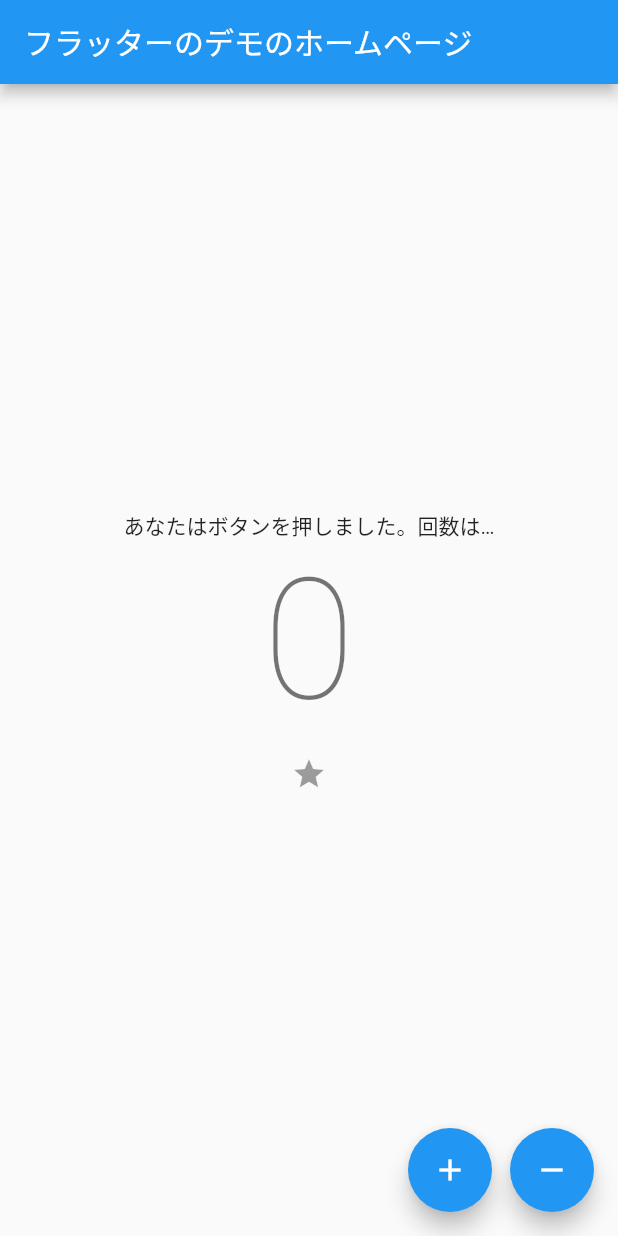
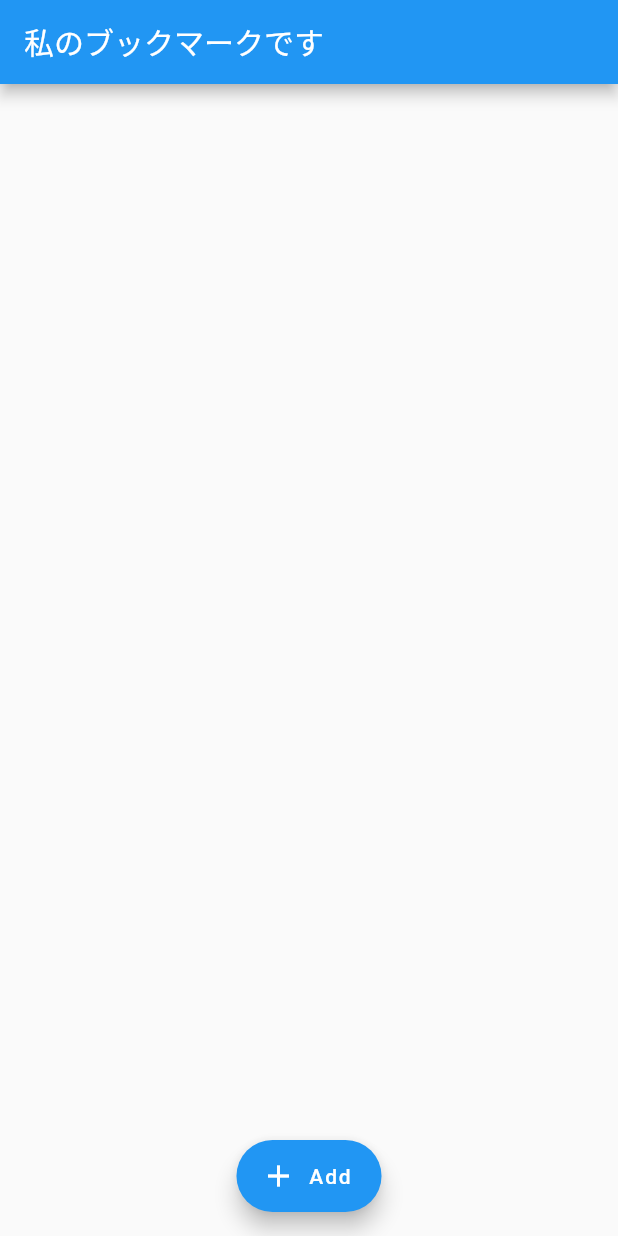
Before and after one commit to hfujikawa77/android-dev-study, a Flutter app: the screen it shows after launch, on a phone screen of 412 x 824 dp. Run offline on Flutter 3.47's test engine with Material 2 defaults, Android fonts, the phone set to English and light mode, and no system bars; our stand-ins replace webview_flutter.

Commit message:
complete chapter 47

```diff
--- a/my_flutter_app/lib/main.dart
+++ b/my_flutter_app/lib/main.dart
@@ -1,89 +1,18 @@
-import 'package:flutter/cupertino.dart';
 import 'package:flutter/material.dart';
-import 'package:flutter/cupertino.dart';
+import 'package:my_flutter_app/model/bookmark.dart';
+import 'package:my_flutter_app/page/bookmarks_page.dart';
+
+import 'widgent/bookmark_list_item_widget.dart';
 
 void main() {
-  // runApp(FlutterLogo());
-  runApp(MyApp());
+  runApp(MyBookmarksApp());
 }
 
-class MyApp extends StatelessWidget {
+class MyBookmarksApp extends StatelessWidget {
   @override
   Widget build(BuildContext context) {
-//      return MaterialApp(home: FlutterLogo());
-//     return CupertinoActivityIndicator();
     return MaterialApp(
-      title: "フラッターのデモ（タイトル）",
-      theme: ThemeData(
-        primaryColor: Colors.red,
-      ),
-      home: MyHomePage(),
+      home: BookmarksPage(),
     );
   }
 }
-
-class MyHomePage extends StatefulWidget {
-  @override
-  State<StatefulWidget> createState() {
-    return _MyHomePageState();
-  }
-}
-
-class _MyHomePageState extends State<MyHomePage> {
-  int _counter = 0;
-
-  void _incrementCounter() {
-    setState(() {
-      _counter++;
-    });
-    print("加算！ counter="+_counter.toString());
-  }
-
-  void _decrementCounter() {
-    setState(() {
-      _counter--;
-    });
-    print("減算！ counter="+_counter.toString());
-  }
-
-  @override
-  Widget build(BuildContext context) {
-    // TODO: implement build
-    return Scaffold(
-      floatingActionButton: Row(
-        mainAxisAlignment: MainAxisAlignment.end,
-        children: <Widget>[
-          FloatingActionButton(
-            child: Icon(Icons.add),
-            tooltip: "加算しますよ！",
-            onPressed: _incrementCounter,
-          ),
-          SizedBox(width: 12.0),
-          FloatingActionButton(
-            child: Icon(Icons.remove),
-            tooltip: "減算しますよ！",
-            onPressed: _decrementCounter,
-          ),
-        ],
-      ),
-      appBar: AppBar(
-        title: Text("フラッターのデモのホームページ"),
-      ),
-      body: Center(
-        child: Column(
-          mainAxisAlignment: MainAxisAlignment.center,
-          children: <Widget>[
-            Text(
-              "あなたはボタンを押しました。回数は…",
-            ),
-            Text(
-              "$_counter",
-              style: Theme.of(context).textTheme.headline1,
-            ),
-            IconButton(onPressed: null, icon: Icon(Icons.star)),
-          ],
-        ),
-      ),
-    );
-  }
-}
--- a/my_flutter_app/lib/model/bookmark.dart
+++ b/my_flutter_app/lib/model/bookmark.dart
@@ -10,6 +10,6 @@ class Bookmark {
 // }
 }
 
-class DummyWidget {
-  Bookmark b = new Bookmark("123", "12.4");
-}
+// class DummyWidget {
+//   Bookmark b = new Bookmark("123", "12.4");
+// }
--- a/my_flutter_app/lib/page/bookmarks_page.dart
+++ b/my_flutter_app/lib/page/bookmarks_page.dart
@@ -1,16 +1,15 @@
 import 'package:flutter/material.dart';
 import 'package:my_flutter_app/model/bookmark.dart';
+import 'package:my_flutter_app/util/navigation_util.dart';
+import 'package:my_flutter_app/widgent/bookmarks_list_widgent.dart';
 
-import '../main.dart';
+class BookmarksPage extends StatefulWidget {
+  @override
+  _BookmarksPageState createState() => _BookmarksPageState();
+}
 
-class BookmarksPage extends StatelessWidget {
-  List<Bookmark> bookmarksList = [
-    Bookmark("Flutter", "https://flutter.dev"),
-    Bookmark("Google", "https://google.com"),
-    Bookmark("Google", "https://google.com"),
-    Bookmark("Google", "https://google.com"),
-    Bookmark("Google", "https://google.com")
-  ];
+class _BookmarksPageState extends State<BookmarksPage> {
+  List<Bookmark> bookmarksList = [];
 
   @override
   Widget build(BuildContext context) {
@@ -19,6 +18,22 @@ class BookmarksPage extends StatelessWidget {
         title: const Text("私のブックマークです"),
       ),
       body: BookmarksListWidget(bookmarksList),
+      floatingActionButtonLocation: FloatingActionButtonLocation.centerFloat,
+      floatingActionButton: FloatingActionButton.extended(
+        icon: Icon(Icons.add),
+        onPressed: () => onAddButtonPressed(context),
+        label: Text("Add"),
+      ),
     );
   }
+
+  void onAddButtonPressed(BuildContext context) async {
+    final result = await navigateToAddBookmarkPage(context);
+
+    if (result != null && result is Bookmark) {
+      setState(() {
+        bookmarksList.add(result);
+      });
+    }
+  }
 }
--- a/my_flutter_app/lib/widgent/bookmarks_list_widgent.dart
+++ b/my_flutter_app/lib/widgent/bookmarks_list_widgent.dart
@@ -0,0 +1,22 @@
+import 'package:flutter/cupertino.dart';
+import 'package:my_flutter_app/model/bookmark.dart';
+import 'package:my_flutter_app/widgent/bookmark_list_tile_widget.dart';
+
+import 'bookmark_list_item_widget.dart';
+
+class BookmarksListWidget extends StatelessWidget {
+  final List<Bookmark> bookmarksList;
+
+  BookmarksListWidget(this.bookmarksList);
+
+  @override
+  Widget build(BuildContext context) {
+    return ListView.builder(
+      itemCount: bookmarksList.length,
+      itemBuilder: (BuildContext context, int index) {
+        return BookmarkListItemWidget(bookmarksList[index]);
+        // return BookmarkListTileWidget(bookmarksList[index]);
+      },
+    );
+  }
+}
--- a/my_flutter_app/pubspec.yaml
+++ b/my_flutter_app/pubspec.yaml
@@ -34,6 +34,7 @@ dependencies:
   # The following adds the Cupertino Icons font to your application.
   # Use with the CupertinoIcons class for iOS style icons.
   cupertino_icons: ^1.0.2
+  webview_flutter: ^2.1.2
 
 dev_dependencies:
   flutter_test:
```
Also changed, not shown: my_flutter_app/lib/page/add_bookmark_page.dart (added, +108 -0 lines), my_flutter_app/lib/page/view_bookmark_page.dart (added, +19 -0 lines), my_flutter_app/lib/util/navigation_util.dart (+15 -0 lines), my_flutter_app/lib/widgent/bookmark_list_item_widget.dart (+11 -4 lines), my_flutter_app/lib/widgent/bookmark_list_tile_widget.dart (added, +28 -0 lines), my_flutter_app/lib/widgent/view_web_page_widget.dart (+34 -0 lines), my_flutter_app/pubspec.lock, 1 other file.
